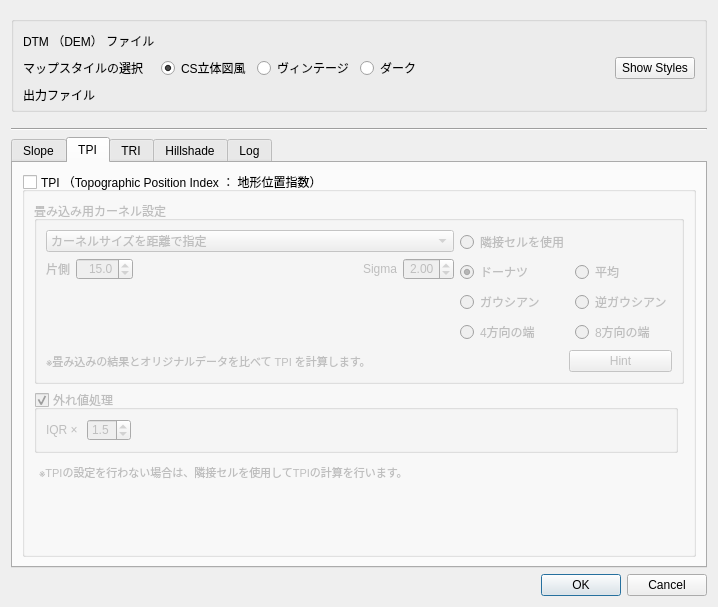
shingo405nagano/generating_topoglaphic_maps, file views/generate_topography_dialog_base.ui: the form before one commit.
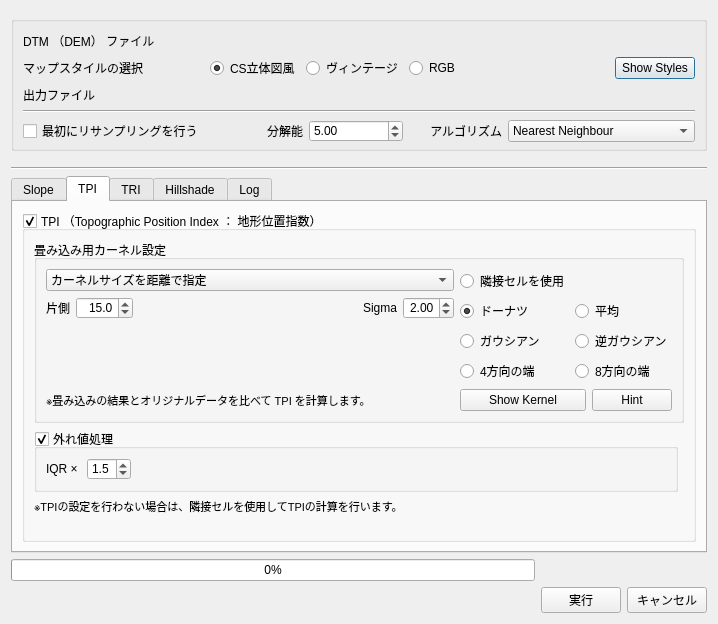
The form after the commit. The open tabs and pages were chosen to show the change. Custom widgets are drawn as their Qt base class.

```diff
--- a/views/generate_topography_dialog_base.ui
+++ b/views/generate_topography_dialog_base.ui
@@ -7,7 +7,7 @@
     <x>0</x>
     <y>0</y>
     <width>638</width>
-    <height>607</height>
+    <height>608</height>
    </rect>
   </property>
   <property name="windowTitle">
@@ -42,6 +42,27 @@
       </property>
       <item>
        <layout class="QGridLayout" name="gL">
+        <item row="0" column="1">
+         <widget class="QgsFileWidget" name="fileWgt_InputFile">
+          <property name="storageMode">
+           <enum>QgsFileWidget::GetFile</enum>
+          </property>
+         </widget>
+        </item>
+        <item row="2" column="1">
+         <widget class="QgsFileWidget" name="fileWgt_OutputFile">
+          <property name="storageMode">
+           <enum>QgsFileWidget::SaveFile</enum>
+          </property>
+         </widget>
+        </item>
+        <item row="4" column="0">
+         <widget class="QCheckBox" name="checkBox_StartResample">
+          <property name="text">
+           <string>最初にリサンプリングを行う</string>
+          </property>
+         </widget>
+        </item>
         <item row="0" column="0">
          <widget class="QLabel" name="l_1">
           <property name="text">
@@ -49,10 +70,10 @@
           </property>
          </widget>
         </item>
-        <item row="1" column="0">
-         <widget class="QLabel" name="l_2">
+        <item row="2" column="0">
+         <widget class="QLabel" name="l_3">
           <property name="text">
-           <string>マップスタイルの選択</string>
+           <string>出力ファイル</string>
           </property>
          </widget>
         </item>
@@ -85,7 +106,7 @@
           <item row="1" column="2">
            <widget class="QRadioButton" name="mapSelectRadioBtn_Dark">
             <property name="text">
-             <string>ダーク</string>
+             <string>RGB</string>
             </property>
            </widget>
           </item>
@@ -104,20 +125,75 @@
           </item>
          </layout>
         </item>
-        <item row="2" column="0">
-         <widget class="QLabel" name="l_3">
+        <item row="4" column="1">
+         <layout class="QGridLayout" name="gL_7" columnstretch="1,1,1,2">
+          <item row="0" column="3">
+           <widget class="QComboBox" name="comboBox_StartResampleAlg">
+            <item>
+             <property name="text">
+              <string>Nearest Neighbour</string>
+             </property>
+            </item>
+            <item>
+             <property name="text">
+              <string>Bilinear</string>
+             </property>
+            </item>
+            <item>
+             <property name="text">
+              <string>Cubic</string>
+             </property>
+            </item>
+            <item>
+             <property name="text">
+              <string>Cubic Spline</string>
+             </property>
+            </item>
+           </widget>
+          </item>
+          <item row="0" column="1">
+           <widget class="QgsDoubleSpinBox" name="spinBoxF_StartResampleResol">
+            <property name="minimum">
+             <double>0.010000000000000</double>
+            </property>
+            <property name="value">
+             <double>5.000000000000000</double>
+            </property>
+           </widget>
+          </item>
+          <item row="0" column="0">
+           <widget class="QLabel" name="l_19">
+            <property name="text">
+             <string>分解能</string>
+            </property>
+            <property name="alignment">
+             <set>Qt::AlignRight|Qt::AlignTrailing|Qt::AlignVCenter</set>
+            </property>
+           </widget>
+          </item>
+          <item row="0" column="2">
+           <widget class="QLabel" name="l_20">
+            <property name="text">
+             <string>アルゴリズム</string>
+            </property>
+            <property name="alignment">
+             <set>Qt::AlignRight|Qt::AlignTrailing|Qt::AlignVCenter</set>
+            </property>
+           </widget>
+          </item>
+         </layout>
+        </item>
+        <item row="1" column="0">
+         <widget class="QLabel" name="l_2">
           <property name="text">
-           <string>出力ファイル</string>
+           <string>マップスタイルの選択</string>
           </property>
          </widget>
         </item>
-        <item row="2" column="1">
-         <widget class="QgsFileWidget" name="fileWgt_OutputFile"/>
-        </item>
-        <item row="0" column="1">
-         <widget class="QgsFileWidget" name="fileWgt_InputFile">
-          <property name="storageMode">
-           <enum>QgsFileWidget::SaveFile</enum>
+        <item row="3" column="0" colspan="2">
+         <widget class="Line" name="line_2">
+          <property name="orientation">
+           <enum>Qt::Horizontal</enum>
           </property>
          </widget>
         </item>
@@ -139,7 +215,7 @@
       <string notr="true"/>
      </property>
      <property name="currentIndex">
-      <number>4</number>
+      <number>0</number>
      </property>
      <widget class="QWidget" name="SlopeTab">
       <attribute name="title">
@@ -327,7 +403,7 @@
           <bool>true</bool>
          </property>
          <property name="checked">
-          <bool>false</bool>
+          <bool>true</bool>
          </property>
          <layout class="QGridLayout" name="gridLayout_4">
           <item row="4" column="0">
@@ -345,6 +421,9 @@
           </item>
           <item row="0" column="0" colspan="2">
            <widget class="QGroupBox" name="gB_1">
+            <property name="styleSheet">
+             <string notr="true"/>
+            </property>
             <property name="title">
              <string>畳み込み用カーネル設定</string>
             </property>
@@ -352,6 +431,75 @@
              <bool>false</bool>
             </property>
             <layout class="QGridLayout" name="gridLayout">
+             <item row="1" column="3">
+              <widget class="QPushButton" name="btn_ShowTpiHint">
+               <property name="text">
+                <string>Hint</string>
+               </property>
+              </widget>
+             </item>
+             <item row="0" column="1" colspan="3">
+              <layout class="QGridLayout" name="gL_5">
+               <item row="1" column="1">
+                <widget class="QRadioButton" name="radioBtn_MeanKernel">
+                 <property name="text">
+                  <string>平均</string>
+                 </property>
+                </widget>
+               </item>
+               <item row="1" column="0">
+                <widget class="QRadioButton" name="radioBtn_DoughnutKernel">
+                 <property name="text">
+                  <string>ドーナツ</string>
+                 </property>
+                 <property name="checked">
+                  <bool>true</bool>
+                 </property>
+                </widget>
+               </item>
+               <item row="2" column="0">
+                <widget class="QRadioButton" name="radioBtn_GaussKernel">
+                 <property name="text">
+                  <string>ガウシアン</string>
+                 </property>
+                </widget>
+               </item>
+               <item row="0" column="0">
+                <widget class="QRadioButton" name="radioBtn_OrgKernel">
+                 <property name="text">
+                  <string>隣接セルを使用</string>
+                 </property>
+                </widget>
+               </item>
+               <item row="2" column="1">
+                <widget class="QRadioButton" name="radioBtn_InvGaussKernel">
+                 <property name="text">
+                  <string>逆ガウシアン</string>
+                 </property>
+                </widget>
+               </item>
+               <item row="3" column="0">
+                <widget class="QRadioButton" name="radioBtn_4DirecKernel">
+                 <property name="text">
+                  <string>4方向の端</string>
+                 </property>
+                 <property name="checked">
+                  <bool>false</bool>
+                 </property>
+                </widget>
+               </item>
+               <item row="3" column="1">
+                <widget class="QRadioButton" name="radioBtn_8DirecKernel">
+                 <property name="text">
+                  <string>8方向の端</string>
+                 </property>
+                 <property name="checked">
+                  <bool>false</bool>
+                 </property>
+                </widget>
+               </item>
+              </layout>
+             </item>
              <item row="0" column="0">
               <layout class="QVBoxLayout" name="vL_2">
                <item>
@@ -458,76 +606,7 @@
                </item>
               </layout>
              </item>
-             <item row="0" column="1" colspan="2">
-              <layout class="QGridLayout" name="gL_5">
-               <item row="1" column="1">
-                <widget class="QRadioButton" name="radioBtn_MeanKernel">
-                 <property name="text">
-                  <string>平均</string>
-                 </property>
-                </widget>
-               </item>
-               <item row="1" column="0">
-                <widget class="QRadioButton" name="radioBtn_DoughnutKernel">
-                 <property name="text">
-                  <string>ドーナツ</string>
-                 </property>
-                 <property name="checked">
-                  <bool>true</bool>
-                 </property>
-                </widget>
-               </item>
-               <item row="2" column="0">
-                <widget class="QRadioButton" name="radioBtn_GaussKernel">
-                 <property name="text">
-                  <string>ガウシアン</string>
-                 </property>
-                </widget>
-               </item>
-               <item row="0" column="0">
-                <widget class="QRadioButton" name="radioBtn_OrgKernel">
-                 <property name="text">
-                  <string>隣接セルを使用</string>
-                 </property>
-                </widget>
-               </item>
-               <item row="2" column="1">
-                <widget class="QRadioButton" name="radioBtn_InvGaussKernel">
-                 <property name="text">
-                  <string>逆ガウシアン</string>
-                 </property>
-                </widget>
-               </item>
-               <item row="3" column="0">
-                <widget class="QRadioButton" name="radioBtn_4DirecKernel">
-                 <property name="text">
-                  <string>4方向の端</string>
-                 </property>
-                 <property name="checked">
-                  <bool>false</bool>
-                 </property>
-                </widget>
-               </item>
-               <item row="3" column="1">
-                <widget class="QRadioButton" name="radioBtn_8DirecKernel">
-                 <property name="text">
-                  <string>8方向の端</string>
-                 </property>
-                 <property name="checked">
-                  <bool>false</bool>
-                 </property>
-                </widget>
-               </item>
-              </layout>
-             </item>
-             <item row="1" column="2">
-              <widget class="QPushButton" name="btn_ShowTpiHint">
-               <property name="text">
-                <string>Hint</string>
-               </property>
-              </widget>
-             </item>
-             <item row="1" column="0" colspan="2">
+             <item row="1" column="0">
               <widget class="QLabel" name="label">
                <property name="font">
                 <font>
@@ -539,6 +618,13 @@
                </property>
               </widget>
              </item>
+             <item row="1" column="1" colspan="2">
+              <widget class="QPushButton" name="btn_ShowKernel">
+               <property name="text">
+                <string>Show Kernel</string>
+               </property>
+              </widget>
+             </item>
             </layout>
            </widget>
           </item>
@@ -596,15 +682,16 @@
             </layout>
            </widget>
           </item>
-          <item row="3" column="0" colspan="2">
-           <widget class="QTextBrowser" name="tB_3">
-            <property name="html">
-             <string>&lt;!DOCTYPE HTML PUBLIC &quot;-//W3C//DTD HTML 4.0//EN&quot; &quot;http://www.w3.org/TR/REC-html40/strict.dtd&quot;&gt;
-&lt;html&gt;&lt;head&gt;&lt;meta name=&quot;qrichtext&quot; content=&quot;1&quot; /&gt;&lt;style type=&quot;text/css&quot;&gt;
-p, li { white-space: pre-wrap; }
-&lt;/style&gt;&lt;/head&gt;&lt;body style=&quot; font-family:'MS UI Gothic'; font-size:9pt; font-weight:400; font-style:normal;&quot;&gt;
-&lt;p style=&quot; margin-top:0px; margin-bottom:0px; margin-left:0px; margin-right:0px; -qt-block-indent:0; text-indent:0px;&quot;&gt;&lt;span style=&quot; font-size:8pt;&quot;&gt;※TPIの設定を行わない場合は、隣接セルを使用してTPIの計算を行います。&lt;/span&gt;&lt;/p&gt;
-&lt;p style=&quot;-qt-paragraph-type:empty; margin-top:0px; margin-bottom:0px; margin-left:0px; margin-right:0px; -qt-block-indent:0; text-indent:0px; font-size:8pt;&quot;&gt;&lt;br /&gt;&lt;/p&gt;&lt;/body&gt;&lt;/html&gt;</string>
+          <item row="3" column="0">
+           <widget class="QLabel" name="label_2">
+            <property name="font">
+             <font>
+              <pointsize>8</pointsize>
+             </font>
+            </property>
+            <property name="text">
+             <string>※TPIの設定を行わない場合は、隣接セルを使用してTPIの計算を行います。
+</string>
             </property>
            </widget>
           </item>
@@ -634,7 +721,7 @@
        <item>
         <widget class="QGroupBox" name="gpBox_Tri">
          <property name="title">
-          <string>TRI （Terrain Ruggedness Index ： 地形凹凸指数） を使用する</string>
+          <string>TRI （Terrain Ruggedness Index ： 地形凹凸指数） </string>
          </property>
          <property name="checkable">
           <bool>true</bool>
@@ -947,27 +1034,39 @@
     </widget>
    </item>
    <item>
-    <spacer name="vS_1">
-     <property name="orientation">
-      <enum>Qt::Vertical</enum>
-     </property>
-     <property name="sizeHint" stdset="0">
-      <size>
-       <width>20</width>
-       <height>40</height>
-      </size>
-     </property>
-    </spacer>
-   </item>
-   <item>
-    <widget class="QDialogButtonBox" name="button_box">
-     <property name="orientation">
-      <enum>Qt::Horizontal</enum>
-     </property>
-     <property name="standardButtons">
-      <set>QDialogButtonBox::Cancel|QDialogButtonBox::Ok</set>
-     </property>
-    </widget>
+    <layout class="QGridLayout" name="gridLayout_2" columnstretch="1,0,0,0">
+     <item row="2" column="1">
+      <widget class="QPushButton" name="pushBtn_Execute">
+       <property name="text">
+        <string>実行</string>
+       </property>
+      </widget>
+     </item>
+     <item row="2" column="2">
+      <widget class="QPushButton" name="pushBtn_Cancel">
+       <property name="text">
+        <string>キャンセル</string>
+       </property>
+      </widget>
+     </item>
+     <item row="0" column="0">
+      <widget class="QProgressBar" name="progressBar">
+       <property name="value">
+        <number>0</number>
+       </property>
+      </widget>
+     </item>
+     <item row="0" column="1" colspan="2">
+      <widget class="QLabel" name="label_Log">
+       <property name="text">
+        <string/>
+       </property>
+       <property name="alignment">
+        <set>Qt::AlignCenter</set>
+       </property>
+      </widget>
+     </item>
+    </layout>
    </item>
   </layout>
  </widget>
```
